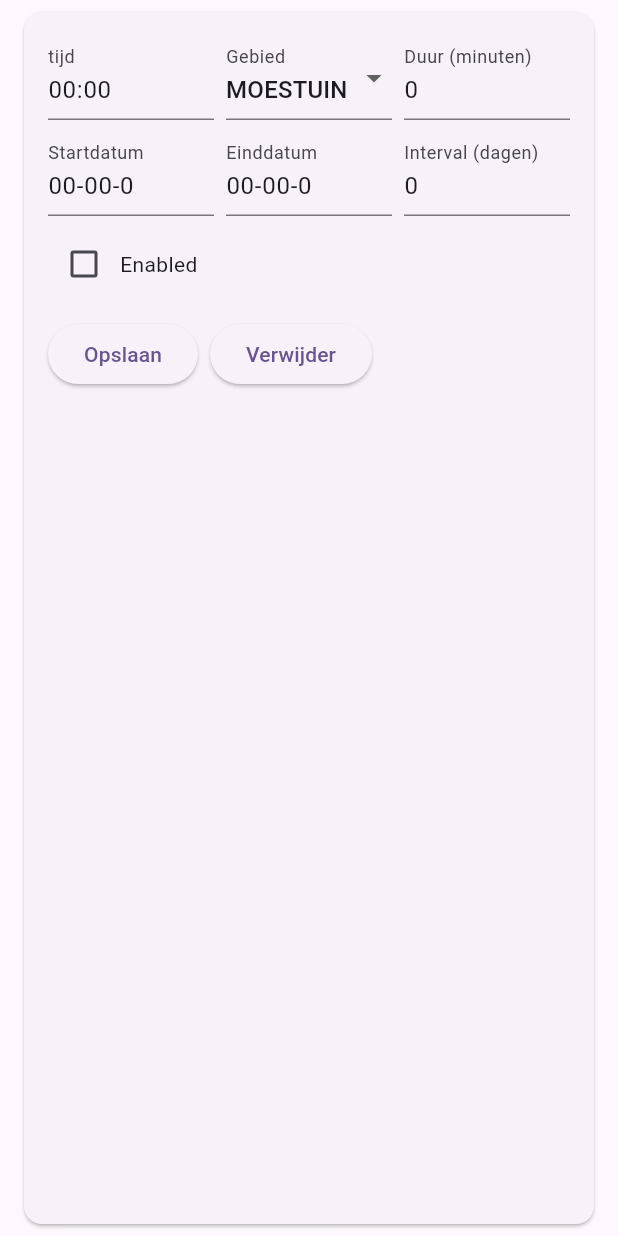
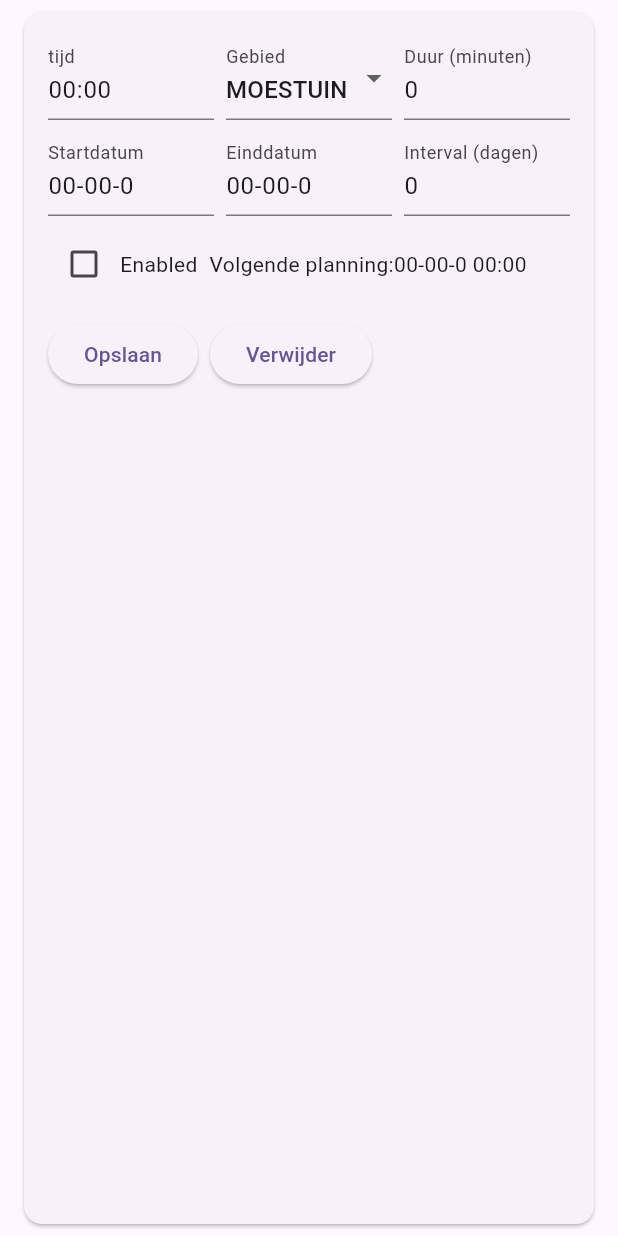
Before and after one commit to robbertvdzon/RobbertsMoestuinBeregening, a Flutter app: the ScheduleEditRow widget shown alone on an empty page, opened directly with empty values, on a phone screen of 412 x 824 dp. Run offline on Flutter 3.47's test engine with Material 3 defaults, Android fonts, the light colour scheme and no system bars; our stand-ins replace cloud_firestore, firebase_auth, firebase_core; missing offline and left inert: dart:html; accounts and stored records are empty; generated files the repository leaves out were written again; statements that could not run were skipped.

Commit message:
Robberts beregening UI

```diff
--- a/frontend/lib/ScheduleEditRow.dart
+++ b/frontend/lib/ScheduleEditRow.dart
@@ -30,6 +30,7 @@ class _ScheduleEditRowState extends State<ScheduleEditRow> {
 
   // Checkbox voor enabled.
   late bool _enabled;
+  late String _nextRun;
 
   @override
   void initState() {
@@ -53,6 +54,7 @@ class _ScheduleEditRowState extends State<ScheduleEditRow> {
     _selectedArea = widget.schedule.schedule.area;
     // Initialiseer de checkbox voor enabled.
     _enabled = widget.schedule.schedule.enabled;
+    _nextRun = widget.schedule.nextRun?.formattedDateTime??"geen planning";
   }
 
   @override
@@ -216,7 +218,11 @@ class _ScheduleEditRowState extends State<ScheduleEditRow> {
                   },
                 ),
                 const Text('Enabled'),
+                const SizedBox(width: 8),
+                Text('Volgende planning:'+_nextRun),
               ],
+
+
             ),
             const SizedBox(height: 12),
             // Vierde rij: Opslaan en Verwijder knoppen.
--- a/frontend/lib/model.dart
+++ b/frontend/lib/model.dart
@@ -68,6 +68,33 @@ class Timestamp {
   factory Timestamp.fromJson(Map<String, dynamic> json) => _$TimestampFromJson(json);
 
   Map<String, dynamic> toJson() => _$TimestampToJson(this);
+
+  String get formattedDateTime {
+    // Maak een DateTime-object van deze datum (zonder tijdscomponent van nu)
+    final DateTime date = DateTime(year, month, day);
+    final DateTime now = DateTime.now();
+    final DateTime today = DateTime(now.year, now.month, now.day);
+    final DateTime tomorrow = today.add(const Duration(days: 1));
+
+    // Zorg dat uur en minuut altijd twee cijfers hebben.
+    final String hh = hour.toString().padLeft(2, '0');
+    final String mm = minute.toString().padLeft(2, '0');
+
+    if (date == today) {
+      // Als de datum vandaag is, geef "vandaag hh:mm"
+      return "vandaag $hh:$mm";
+    } else if (date == tomorrow) {
+      // Als de datum morgen is, geef "morgen hh:mm"
+      return "morgen $hh:$mm";
+    } else {
+      // Anders: geef dd-mm-yyyy hh:mm
+      final String dd = day.toString().padLeft(2, '0');
+      final String mmFormatted = month.toString().padLeft(2, '0');
+      final String yyyy = year.toString();
+      return "$dd-$mmFormatted-$yyyy $hh:$mm";
+    }
+  }
+
 }
 
 // Timestamp class
```
Also changed, not shown: 1 other file.
